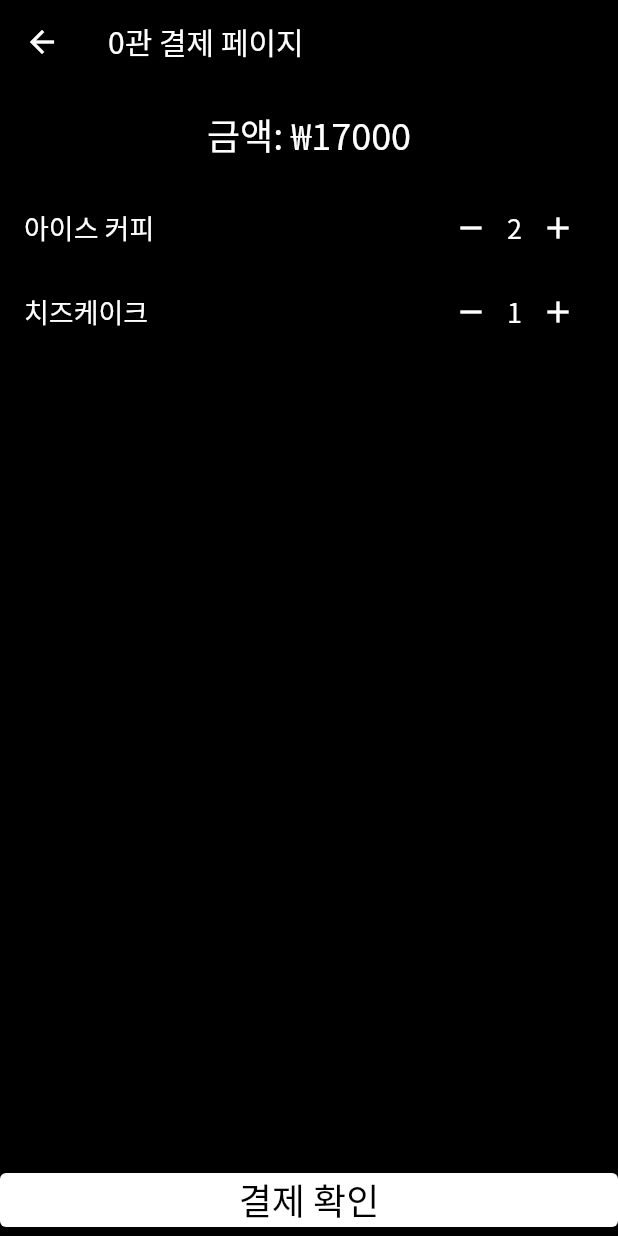
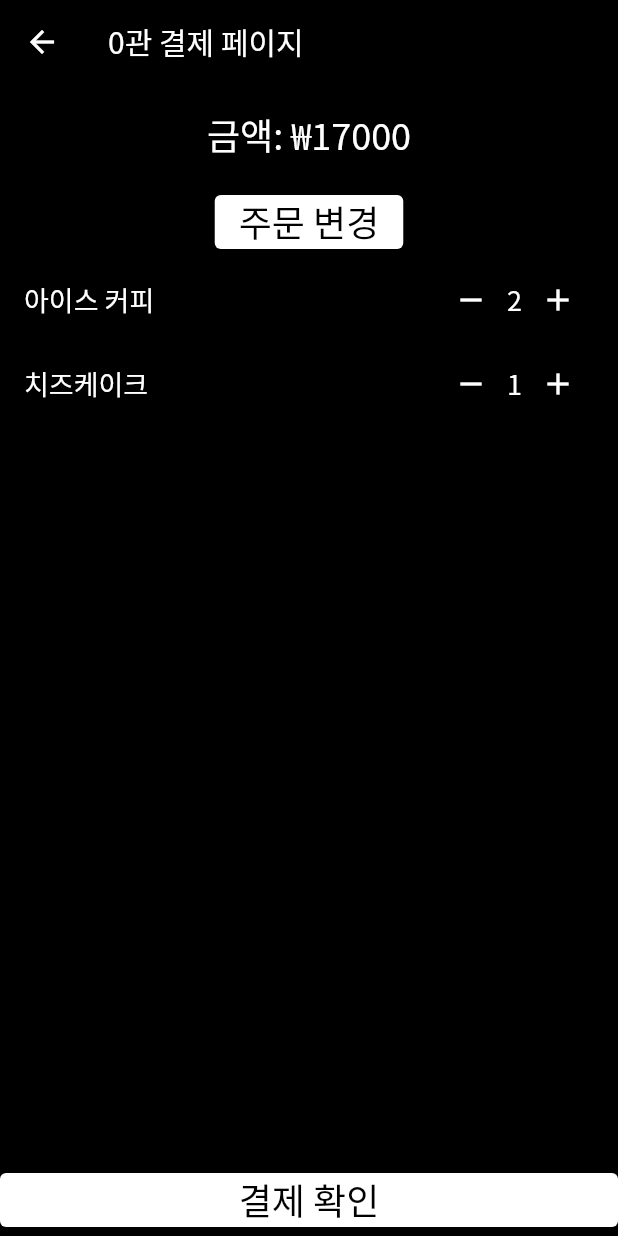
Before and after one commit to Ryugi62/pocha_cinema, a Flutter app: the PaymentPage screen opened directly with empty values, on a phone screen of 412 x 824 dp. Run offline on Flutter 3.47's test engine with Material 2 defaults, Android fonts, the phone set to English and light mode, and no system bars.

Commit message:
주문 변경 버튼 생성

```diff
--- a/lib/views/admin/payment_page.dart
+++ b/lib/views/admin/payment_page.dart
@@ -54,6 +54,26 @@ class _PaymentPageState extends State<PaymentPage> {
                 fontSize: 24.0,
                 color: Colors.white,
                 fontFamily: 'NotoSansKR',
+              ),
+            ),
+          ),
+          ElevatedButton(
+            onPressed: () {
+              // 이 버튼을 누르면 주문 변경 화면으로 이동하도록 코드를 추가하세요.
+              // Navigator.push(context, MaterialPageRoute(builder: (context) => OrderChangePage()));
+            },
+            child: Text(
+              '주문 변경',
+              style: TextStyle(
+                fontSize: 24.0,
+                fontFamily: 'NotoSansKR',
+                color: Colors.black,
+              ),
+            ),
+            style: ElevatedButton.styleFrom(
+              primary: Colors.white,
+              textStyle: TextStyle(
+                color: Colors.black,
               ),
             ),
           ),
```
